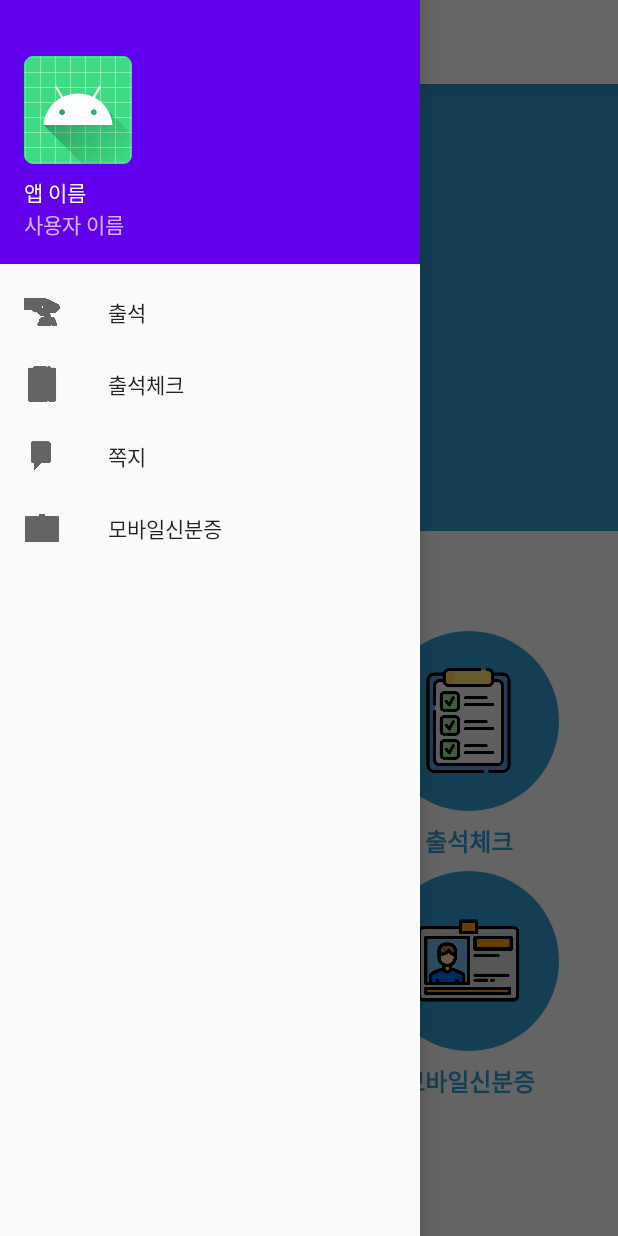
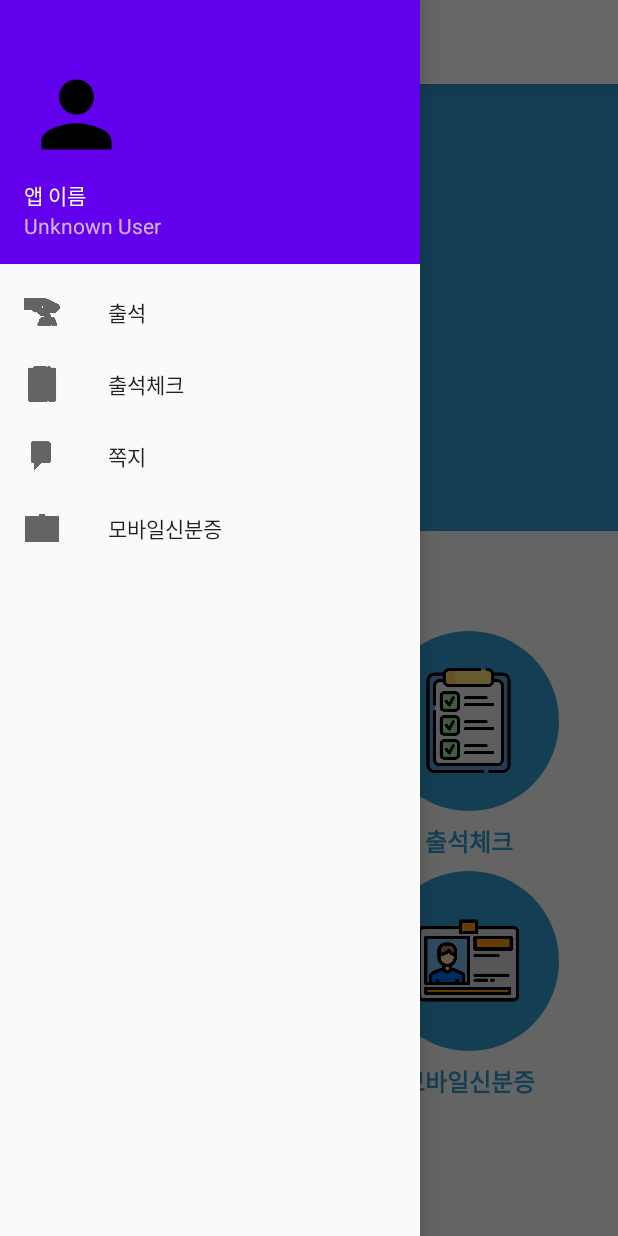
Before and after one commit to 123qweminseok/NFC-firstproejct, an Android app: the UserActivity screen opened directly, with no data from a screen before it, with the side drawer open, on a phone screen of 412 x 824 dp. Run offline under Robolectric (Android 15) with nearby library versions, the phone set to English and light mode, and no system bars; our stand-ins replace Firebase (no records; nobody signed in at launch, a user with empty details on screens opened directly); pictures from the network do not load.

Commit message:
mobil sin

```diff
--- a/app/src/main/java/com/minseok/tel/UserActivity.kt
+++ b/app/src/main/java/com/minseok/tel/UserActivity.kt
@@ -4,14 +4,20 @@ import android.content.ActivityNotFoundException
 import android.content.Intent
 import android.net.Uri
 import android.os.Bundle
+import android.util.Log
 import android.view.MenuItem
 import android.widget.ImageButton
+import android.widget.ImageView
+import android.widget.TextView
 import android.widget.Toast
 import androidx.appcompat.app.ActionBarDrawerToggle
 import androidx.appcompat.app.AppCompatActivity
 import androidx.core.view.GravityCompat
 import androidx.drawerlayout.widget.DrawerLayout
+import com.bumptech.glide.Glide
+import com.bumptech.glide.load.engine.DiskCacheStrategy
 import com.google.android.material.navigation.NavigationView
+import com.google.firebase.database.FirebaseDatabase
 import com.minseok.tel.databinding.ActivityUserBinding
 
 // UserActivity 클래스: 사용자 메인 화면을 관리하는 액티비티
@@ -73,13 +79,58 @@ class UserActivity : AppCompatActivity(), NavigationView.OnNavigationItemSelecte
         phoneNumber = getIntent.getStringExtra("PHONE_NUMBER") ?: ""
         name = getIntent.getStringExtra("Name") ?: ""
 
+
         // 클릭 리스너 설정
         setupClickListeners()
 
+        updateNavigationHeader()
 
     }
 
+    private fun updateNavigationHeader() {
+        val navigationView = findViewById<NavigationView>(R.id.nav_view)
+        val headerView = navigationView.getHeaderView(0)
+        val navHeaderImage = headerView.findViewById<ImageView>(R.id.nav_header_image)
+        val navHeaderName = headerView.findViewById<TextView>(R.id.nav_header_name)
 
+        Log.d("UserActivity", "Updating navigation header")
+
+        // Firebase 실시간 데이터베이스에서 사용자 정보 가져오기
+        val database = FirebaseDatabase.getInstance()
+        val userRef = database.getReference("users").child(phoneNumber)
+
+        userRef.get().addOnSuccessListener { dataSnapshot ->
+            if (dataSnapshot.exists()) {
+                val userData = dataSnapshot.value as? Map<String, Any>
+                val userName = userData?.get("name") as? String ?: "Unknown User"
+                val imageUrl = userData?.get("imageUrl") as? String
+
+                // 사용자 이름 설정
+                navHeaderName.text = userName
+
+                // 이미지 로드
+                if (!imageUrl.isNullOrEmpty()) {
+                    Glide.with(this@UserActivity)
+                        .load(imageUrl)
+                        .diskCacheStrategy(DiskCacheStrategy.ALL)
+                        .placeholder(R.drawable.default_profile)
+                        .error(R.drawable.default_profile)
+                        .circleCrop()
+                        .into(navHeaderImage)
+                } else {
+                    navHeaderImage.setImageResource(R.drawable.default_profile)
+                }
+            } else {
+                Log.d("UserActivity", "User data does not exist")
+                navHeaderName.text = "Unknown User"
+                navHeaderImage.setImageResource(R.drawable.default_profile)
+            }
+        }.addOnFailureListener { e ->
+            Log.e("UserActivity", "Error loading user data", e)
+            navHeaderName.text = "Error loading user data"
+            navHeaderImage.setImageResource(R.drawable.default_profile)
+        }
+    }
 
 
     // 버튼 클릭 리스너 설정 메서드
--- /dev/null
+++ b/app/src/main/res/drawable/default_profile.xml
@@ -0,0 +1,5 @@
+<vector xmlns:android="http://schemas.android.com/apk/res/android" android:height="24dp" android:tint="#000000" android:viewportHeight="24" android:viewportWidth="24" android:width="24dp">
+
+    <path android:fillColor="@android:color/white" android:pathData="M12,12c2.21,0 4,-1.79 4,-4s-1.79,-4 -4,-4 -4,1.79 -4,4 1.79,4 4,4zM12,14c-2.67,0 -8,1.34 -8,4v2h16v-2c0,-2.66 -5.33,-4 -8,-4z"/>
+
+</vector>
--- a/app/src/main/res/layout/nav_header.xml
+++ b/app/src/main/res/layout/nav_header.xml
@@ -9,9 +9,10 @@
     android:theme="@style/ThemeOverlay.AppCompat.Dark">
 
     <ImageView
-        android:layout_width="wrap_content"
-        android:layout_height="wrap_content"
-        android:src="@mipmap/ic_launcher_round" />
+        android:id="@+id/nav_header_image"
+        android:layout_width="70dp"
+        android:layout_height="70dp"
+        android:scaleType="centerCrop" />
 
     <TextView
         android:layout_width="wrap_content"
@@ -21,6 +22,7 @@
         android:textAppearance="@style/TextAppearance.AppCompat.Body1" />
 
     <TextView
+        android:id="@+id/nav_header_name"
         android:layout_width="wrap_content"
         android:layout_height="wrap_content"
         android:text="사용자 이름" />
```
Also changed, not shown: app/src/main/java/com/minseok/tel/MoblieSin.kt (+9 -1 lines).
